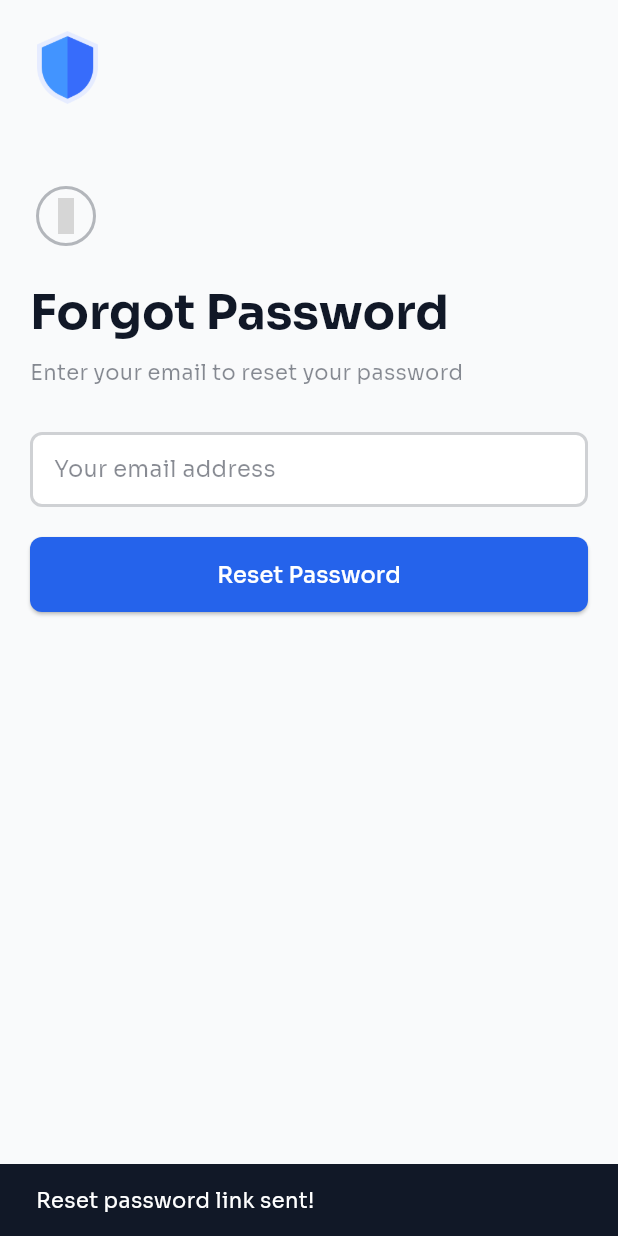
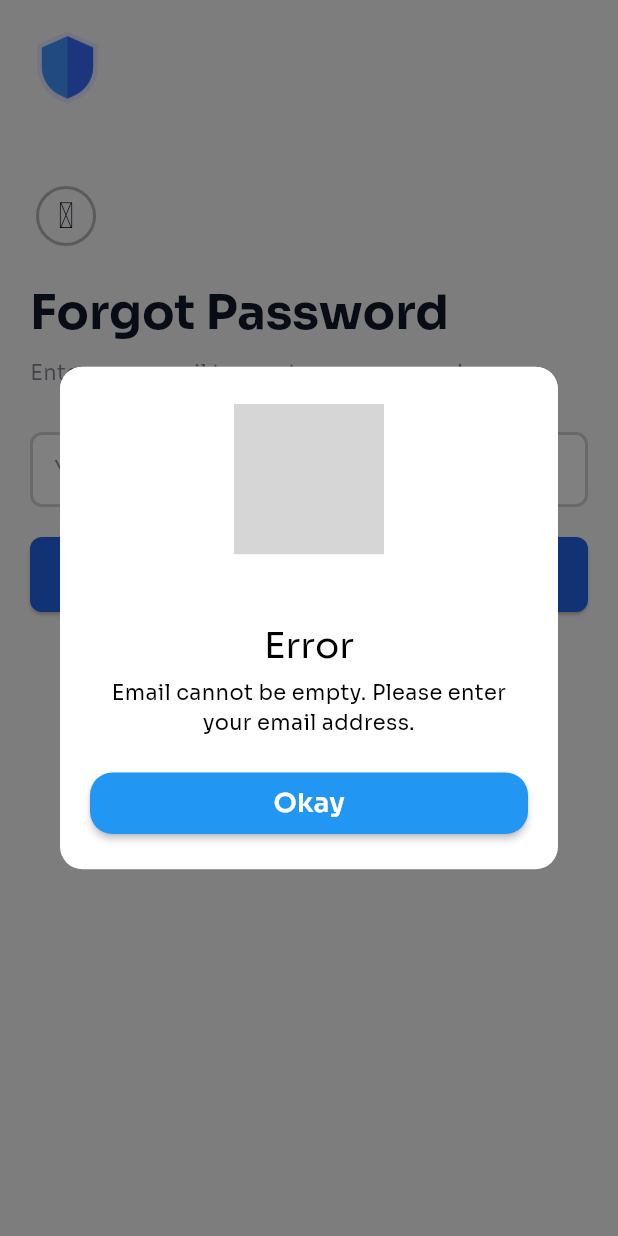
Before and after one commit to kaiumallimon/zeropass, a Flutter app: the ForgotPassword screen opened by its route, after a tap on "Reset Password", on a phone screen of 412 x 824 dp. Run offline on Flutter 3.47's test engine with Material 3 defaults, Android fonts, the phone set to English and light mode, and no system bars; our stand-ins replace flutter_dotenv, go_router, hugeicons, quickalert, supabase_flutter; accounts and stored records are empty; grey boxes are pictures that could not be loaded.

Commit message:
Add Forgot Password Provider and integrate with UI
- Created ForgotpasswordProvider to manage email input and password reset logic.
- Updated Forgot Password page to utilize ForgotpasswordProvider for handling user input and reset actions.
- Enhanced user feedback with loading indicators and error/success notifications during password reset process.

```diff
--- a/lib/main.dart
+++ b/lib/main.dart
@@ -3,6 +3,7 @@ import 'package:flutter_dotenv/flutter_dotenv.dart';
 import 'package:provider/provider.dart';
 import 'package:supabase_flutter/supabase_flutter.dart';
 import 'package:zeropass/core/theme/app_theme.dart';
+import 'package:zeropass/presentation/providers/forgotpassword_provider.dart';
 import 'package:zeropass/presentation/providers/registration_provider.dart';
 import 'package:zeropass/presentation/providers/splash_provider.dart';
 import 'package:zeropass/presentation/providers/welcome_provider.dart';
@@ -35,6 +36,8 @@ class MyApp extends StatelessWidget {
         ChangeNotifierProvider(create: (_) => SplashProvider()),
         ChangeNotifierProvider(create: (_) => WelcomeProvider()),
         ChangeNotifierProvider(create: (_) => RegistrationProvider()),
+        ChangeNotifierProvider(create: (_) => ForgotpasswordProvider()),
+
 
         // ChangeNotifierProvider(create: (_) => AnotherProvider()),
       ],
--- a/lib/presentation/pages/auth/forgot_password.dart
+++ b/lib/presentation/pages/auth/forgot_password.dart
@@ -1,7 +1,9 @@
 import 'package:flutter/material.dart';
 import 'package:go_router/go_router.dart';
 import 'package:hugeicons/hugeicons.dart';
+import 'package:provider/provider.dart';
 import 'package:zeropass/core/constants/app_assets.dart';
+import 'package:zeropass/presentation/providers/forgotpassword_provider.dart';
 import 'package:zeropass/shared/widgets/custom_button.dart';
 import 'package:zeropass/shared/widgets/custom_textfield.dart';
 
@@ -75,20 +77,23 @@ class ForgotPassword extends StatelessWidget {
                   CustomTextField(
                     hintText: 'Your email address',
                     keyboardType: TextInputType.emailAddress,
+                    controller: context
+                        .watch<ForgotpasswordProvider>()
+                        .emailController,
                   ),
 
                   const SizedBox(height: 20),
 
                   // Reset Password Button
-                  CustomButton(
-                    text: 'Reset Password',
-                    width: double.infinity,
-                    onPressed: () {
-                      // Handle reset password logic here
-                      ScaffoldMessenger.of(context).showSnackBar(
-                        SnackBar(content: Text('Reset password link sent!')),
+                  Consumer<ForgotpasswordProvider>(
+                    builder: (context, provider, child) {
+                      return CustomButton(
+                        text: 'Reset Password',
+                        width: double.infinity,
+                        isLoading: provider.isLoading,
+                        onPressed: () async =>
+                            await provider.resetPassword(context),
                       );
-                      // Optionally, navigate back to login or another page
                     },
                   ),
                 ],
--- /dev/null
+++ b/lib/presentation/providers/forgotpassword_provider.dart
@@ -0,0 +1,87 @@
+import 'package:flutter/material.dart';
+import 'package:go_router/go_router.dart';
+import 'package:quickalert/quickalert.dart';
+import 'package:zeropass/data/services/auth_service.dart';
+
+class ForgotpasswordProvider extends ChangeNotifier {
+  /// Controller for the email input field.
+  final TextEditingController emailController = TextEditingController();
+
+  /// The AuthService instance to handle authentication-related operations.
+  final AuthService _service = AuthService();
+
+  /// Indicates whether the reset password operation is in progress.
+  /// This is used to show a loading indicator while the operation is being performed.
+  bool _isLoading = false;
+  bool get isLoading => _isLoading;
+
+  void setLoading(bool value) {
+    _isLoading = value;
+    notifyListeners();
+  }
+
+  /// Validates the email input field.
+  /// Returns true if the email is not empty, otherwise false.
+  bool validate() {
+    if (emailController.text.isEmpty) {
+      return false;
+    }
+    return true;
+  }
+
+  /// Resets the password by sending a reset link to the user's email.
+  /// Displays an error message if the email is empty or if the reset fails.
+  Future<void> resetPassword(BuildContext context) async {
+    if (!validate()) {
+      QuickAlert.show(
+        context: context,
+        type: QuickAlertType.error,
+        title: 'Error',
+        text: 'Email cannot be empty. Please enter your email address.',
+      );
+    } else {
+      setLoading(true);
+      final String email = emailController.text.trim();
+      try {
+        final response = await _service.forgotPassword(email: email);
+
+        if (!response) {
+          if (context.mounted) {
+            QuickAlert.show(
+              context: context,
+              type: QuickAlertType.error,
+              title: 'Error',
+              text: 'Failed to send reset password email. Please try again.',
+            );
+          }
+        } else {
+          if (context.mounted) {
+            QuickAlert.show(
+              context: context,
+              type: QuickAlertType.success,
+              title: 'Success',
+              text: 'A reset password link has been sent to your email.',
+              onConfirmBtnTap: () {
+                emailController.clear();
+                setLoading(false);
+                context.go('/login');
+              },
+            );
+          }
+        }
+      } catch (error) {
+        if (context.mounted) {
+          QuickAlert.show(
+            context: context,
+            type: QuickAlertType.error,
+            title: 'Error',
+            text:
+                'An error occurred while resetting your password. Please try again later.',
+          );
+        }
+      } finally {
+        setLoading(false);
+      }
+    }
+  }
+}
```
